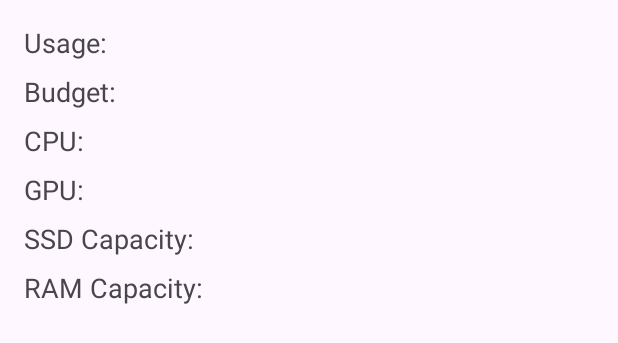
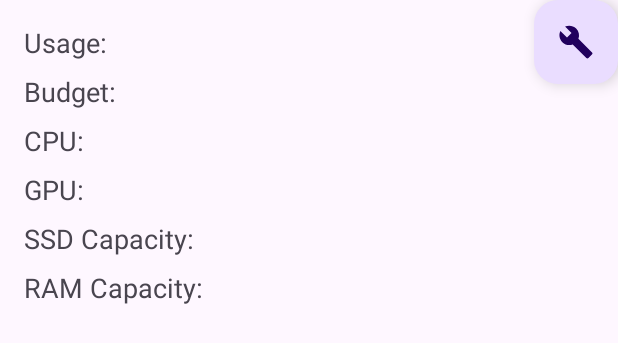
Before and after one commit to sanat-k1/Expert_System, an Android app: the layout activity_your_pc.xml on its own in the app's theme, with its tools: preview values and no code run, on a phone screen of 412 x 824 dp. Shown: the top 343 px of the screen. Run offline under Robolectric (Android 15) with nearby library versions, the phone set to English and light mode, and no system bars.

Commit message:
bob the builder

```diff
--- a/app/src/main/res/layout/activity_your_pc.xml
+++ b/app/src/main/res/layout/activity_your_pc.xml
@@ -1,5 +1,6 @@
 <?xml version="1.0" encoding="utf-8"?>
 <RelativeLayout xmlns:android="http://schemas.android.com/apk/res/android"
+    xmlns:app="http://schemas.android.com/apk/res-auto"
     android:layout_width="match_parent"
     android:layout_height="match_parent">
 
@@ -62,4 +63,13 @@
         android:layout_marginTop="8dp"
         android:layout_marginStart="16dp"/>
 
+    <com.google.android.material.floatingactionbutton.FloatingActionButton
+        android:id="@+id/floatingActionButton"
+        android:layout_width="wrap_content"
+        android:layout_alignParentEnd="true"
+        android:layout_height="wrap_content"
+        android:contentDescription="back to the future"
+        android:clickable="true"
+        app:srcCompat="@drawable/baseline_build_24" />
+
 </RelativeLayout>
--- a/app/src/main/res/layout/fragment_bobthebuilder.xml
+++ b/app/src/main/res/layout/fragment_bobthebuilder.xml
@@ -119,7 +119,8 @@
                     android:id="@+id/anyCpuRadioButton"
                     android:layout_width="wrap_content"
                     android:layout_height="wrap_content"
-                    android:text="Any" />
+                    android:text="Any"
+                    android:checked="true"/>
             </RadioGroup>
 
             <TextView
@@ -226,7 +227,8 @@
                     android:id="@+id/anyGpuRadioButton"
                     android:layout_width="wrap_content"
                     android:layout_height="wrap_content"
-                    android:text="Any" />
+                    android:text="Any"
+                    android:checked="true"/>
             </RadioGroup>
 
             <TextView
```
Also changed, not shown: app/src/main/java/com/example/pchelper/YourPC.kt (+9 -1 lines), app/src/main/java/com/example/pchelper/bobthebuilder.kt (+55 -22 lines), app/src/main/java/com/example/pchelper/home.kt (+10 -2 lines).
